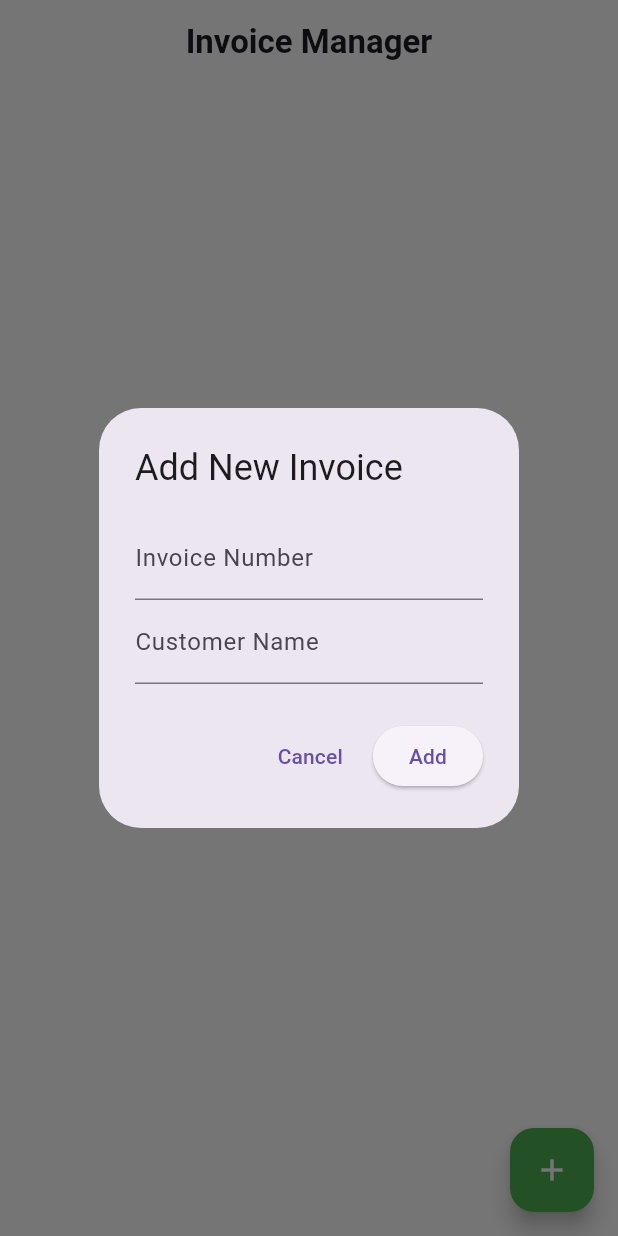
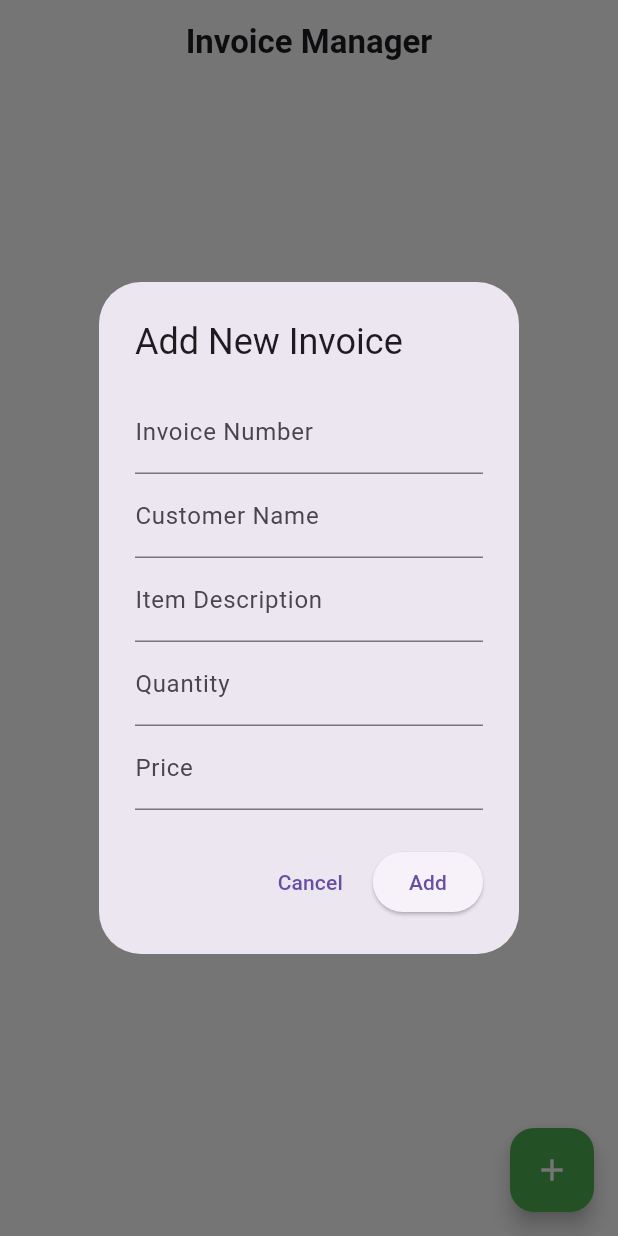
Before and after one commit to gokulggopi28/PdfGetx, a Flutter app: the screen it shows after launch, after a tap on the "add" icon, on a phone screen of 412 x 824 dp. Run offline on Flutter 3.47's test engine with Material 3 defaults, Android fonts, the light colour scheme and no system bars; our stand-ins replace get, printing.

Commit message:
Model removed

```diff
--- a/lib/app/modules/home/views/home_view.dart
+++ b/lib/app/modules/home/views/home_view.dart
@@ -1,16 +1,17 @@
 import 'package:flutter/material.dart';
 import 'package:get/get.dart';
-
-import '../../../data/models/invoice_model.dart';
 import '../controllers/home_controller.dart';
 
 class HomeView extends GetView<HomeController> {
+  const HomeView({super.key});
+
   @override
   Widget build(BuildContext context) {
     return Scaffold(
       appBar: AppBar(
         backgroundColor: Colors.white,
-        title: Text('Invoice Manager',style: TextStyle(
+        title: Text('Invoice Manager',
+        style: TextStyle(
           fontWeight: FontWeight.bold
         ),),
         centerTitle: true,
@@ -20,8 +21,8 @@ class HomeView extends GetView<HomeController> {
         itemBuilder: (context, index) {
           final invoice = controller.invoices[index];
           return ListTile(
-            title: Text('Invoice #${invoice.invoiceNumber}'),
-            subtitle: Text('${invoice.customerName} - \$${invoice.totalAmount.toStringAsFixed(2)}'),
+            title: Text('Invoice #${invoice['invoiceNumber']}'),
+            subtitle: Text('${invoice['customerName']} - \$${invoice['totalAmount'].toStringAsFixed(2)}'),
             trailing: IconButton(
               icon: Icon(Icons.download_outlined),
               onPressed: () => controller.downloadInvoicePDF(invoice),
@@ -42,6 +43,9 @@ class HomeView extends GetView<HomeController> {
   void _showAddInvoiceDialog(BuildContext context) {
     final invoiceNumberController = TextEditingController();
     final customerNameController = TextEditingController();
+     final descriptionController = TextEditingController();
+    final quantityController = TextEditingController();
+    final priceController = TextEditingController();
 
     showDialog(
       context: context,
@@ -59,8 +63,23 @@ class HomeView extends GetView<HomeController> {
                 controller: customerNameController,
                 decoration: InputDecoration(labelText: 'Customer Name'),
               ),
-            ],
-          ),
+
+                TextField(
+                  controller: descriptionController,
+                  decoration: InputDecoration(labelText: 'Item Description'),
+                ),
+                TextField(
+                  controller: quantityController,
+                  decoration: InputDecoration(labelText: 'Quantity'),
+                  keyboardType: TextInputType.number,
+                ),
+                TextField(
+                  controller: priceController,
+                  decoration: InputDecoration(labelText: 'Price'),
+                  keyboardType: TextInputType.numberWithOptions(decimal: true),
+                ),
+              ],
+            ),
           actions: [
             TextButton(
               child: Text('Cancel'),
@@ -69,17 +88,20 @@ class HomeView extends GetView<HomeController> {
             ElevatedButton(
               child: Text('Add'),
               onPressed: () {
-                final newInvoice = Invoice(
+
+                final item = {
+                  'description': descriptionController.text,
+                  'quantity': int.parse(quantityController.text),
+                  'price': double.parse(priceController.text),
+                };
+
+
+                controller.addInvoice(
                   invoiceNumber: invoiceNumberController.text,
                   customerName: customerNameController.text,
-                  date: DateTime.now().toString().split(' ')[0],
-                  items: [
-                    InvoiceItem(description: 'Service', quantity: 1, price: 100.0),
-                  ],
-                  totalAmount: 100.0,
+                  items: [item],
                 );
 
-                controller.addInvoice(newInvoice);
                 Get.back();
               },
             ),
```
Also changed, not shown: lib/app/modules/home/controllers/home_controller.dart (+41 -18 lines).
